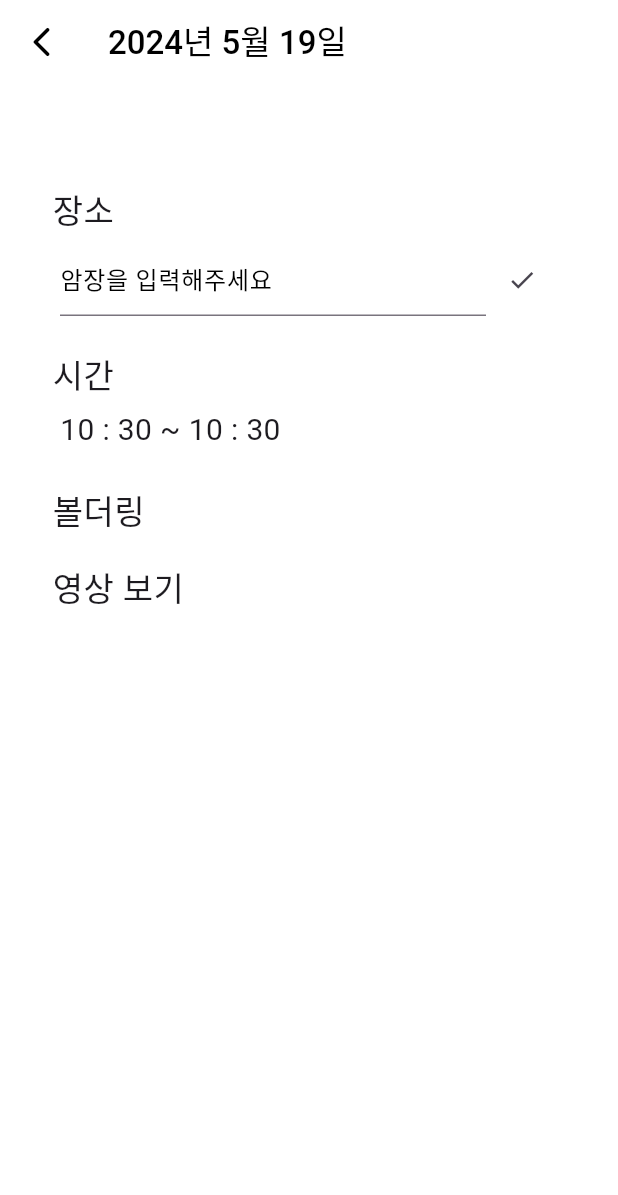
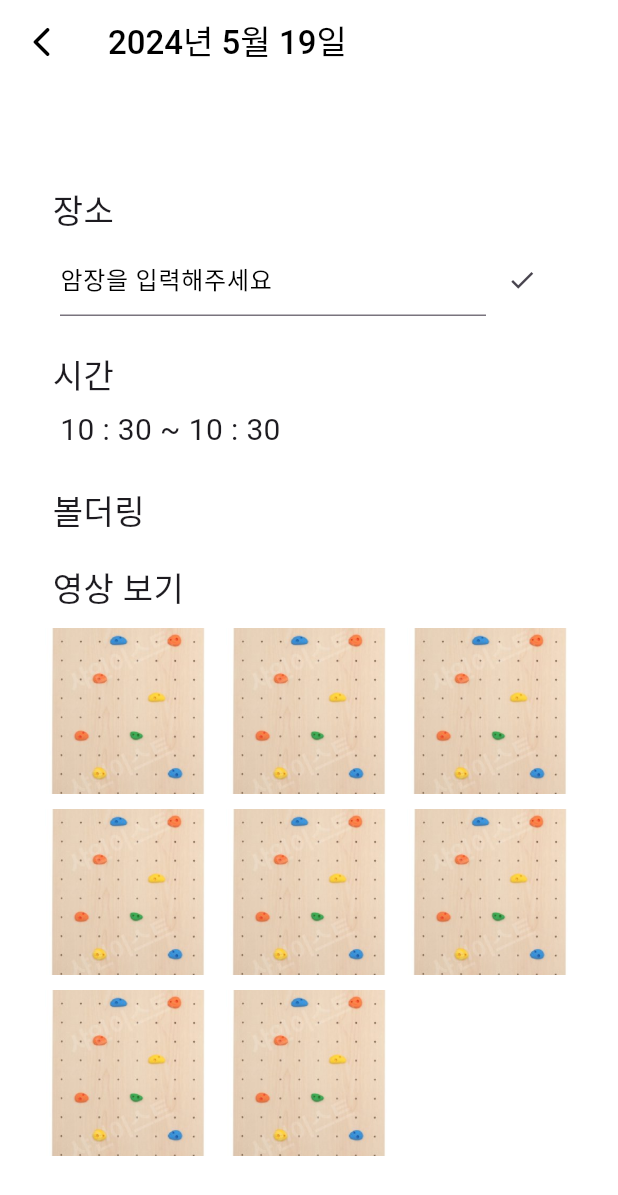
Before and after one commit to KOBOT-13/CLIVING-FRONT, a Flutter app: the RecordScreen screen opened directly with empty values, after a tap on the "edit" icon, on a phone screen of 412 x 824 dp. Shown: the top 1195 px of the screen. Run offline on Flutter 3.47's test engine with Material 3 defaults, Android fonts, the phone set to English and light mode, and no system bars; our stand-ins replace camera, flutter_svg, get, table_calendar, video_player; missing offline and left inert: curved_nav_bar; Roboto replaces fonts that are missing (Pretendard).

Commit message:
Feat: Record Screen에 썸네일 삽입
썸네일을 누르면 동영상으로 넘어갑니다.

```diff
--- a/lib/screens/record_screen.dart
+++ b/lib/screens/record_screen.dart
@@ -1,5 +1,9 @@
 import 'package:cliving_front/screens/event.dart';
+import 'package:cliving_front/screens/video_player_screen.dart';
 import 'package:flutter/material.dart';
+import 'package:flutter_staggered_grid_view/flutter_staggered_grid_view.dart';
+import 'package:get/get.dart';
+import 'package:video_player/video_player.dart';
 
 class RecordScreen extends StatefulWidget {
   DateTime selectedDay;
@@ -19,6 +23,28 @@ class _RecordScreenState extends State<RecordScreen> {
   late TextEditingController placeController;
   bool isEditing = false;
 
+  List<String> videoThumbnailUrls = [
+    'assets/images/climbing.jpeg',
+    'assets/images/climbing.jpeg',
+    'assets/images/climbing.jpeg',
+    'assets/images/climbing.jpeg',
+    'assets/images/climbing.jpeg',
+    'assets/images/climbing.jpeg',
+    'assets/images/climbing.jpeg',
+    'assets/images/climbing.jpeg',
+  ];
+
+  List<String> videoUrls = [
+    'assets/videos/CallbackLogo.mp4',
+    'assets/videos/CallbackLogo.mp4',
+    'assets/videos/CallbackLogo.mp4',
+    'assets/videos/CallbackLogo.mp4',
+    'assets/videos/CallbackLogo.mp4',
+    'assets/videos/CallbackLogo.mp4',
+    'assets/videos/CallbackLogo.mp4',
+    'assets/videos/CallbackLogo.mp4',
+  ];
+
   @override
   void initState() {
     super.initState();
@@ -27,7 +53,7 @@ class _RecordScreenState extends State<RecordScreen> {
 
   @override
   void dispose() {
-    placeController.dispose(); // Dispose the controller when done
+    placeController.dispose();
     super.dispose();
   }
 
@@ -43,8 +69,7 @@ class _RecordScreenState extends State<RecordScreen> {
     final Map<String, Color> colorMap = {
       'red': Colors.red,
       'blue': Colors.blue,
-      'green': Colors.green
-      // 다른 색상도 추가할 수 있습니다.
+      'green': Colors.green,
     };
 
     final Color selectedColor =
@@ -106,7 +131,7 @@ class _RecordScreenState extends State<RecordScreen> {
                         keyboardType: TextInputType.text,
                         maxLines: null,
                         focusNode: FocusNode(),
-                        readOnly: !isEditing, // 수정 모드에 따라 읽기 전용 설정
+                        readOnly: !isEditing,
                       ),
                     ),
                     IconButton(
@@ -116,7 +141,7 @@ class _RecordScreenState extends State<RecordScreen> {
                           : const Icon(Icons.edit),
                       onPressed: () {
                         setState(() {
-                          isEditing = !isEditing; // 수정 버튼 클릭 시 수정 모드 변경
+                          isEditing = !isEditing;
                         });
                       },
                     ),
@@ -183,7 +208,7 @@ class _RecordScreenState extends State<RecordScreen> {
                         height: 40, // 원의 높이
                         decoration: BoxDecoration(
                           shape: BoxShape.circle,
-                          border: Border.all(color: Colors.grey, width: 2.0),
+                          border: Border.all(color: Colors.grey, width: 1.0),
                           color: colorMap[widget.selectedEvent.color[index]] ??
                               Colors.transparent,
                         ),
@@ -206,6 +231,34 @@ class _RecordScreenState extends State<RecordScreen> {
                   ),
                 ),
               ),
+              Expanded(
+                child: GridView.builder(
+                  padding: const EdgeInsets.all(10),
+                  shrinkWrap: true,
+                  gridDelegate: const SliverGridDelegateWithFixedCrossAxisCount(
+                    crossAxisCount: 3, // 한 행에 보여질 동영상 수
+                    crossAxisSpacing: 10, // 동영상 간 가로 간격
+                    mainAxisSpacing: 10, // 동영상 간 세로 간격
+                  ),
+                  itemCount: videoThumbnailUrls.length,
+                  itemBuilder: (context, index) {
+                    return GestureDetector(
+                      onTap: () {
+                        Navigator.push(
+                          context,
+                          MaterialPageRoute(
+                              builder: (context) => VideoPlayerScreen(
+                                  videoUrl: videoUrls[index])),
+                        );
+                      },
+                      child: Image.asset(
+                        videoThumbnailUrls[index],
+                        fit: BoxFit.cover,
+                      ),
+                    );
+                  },
+                ),
+              ),
             ],
           ),
         ),
```
